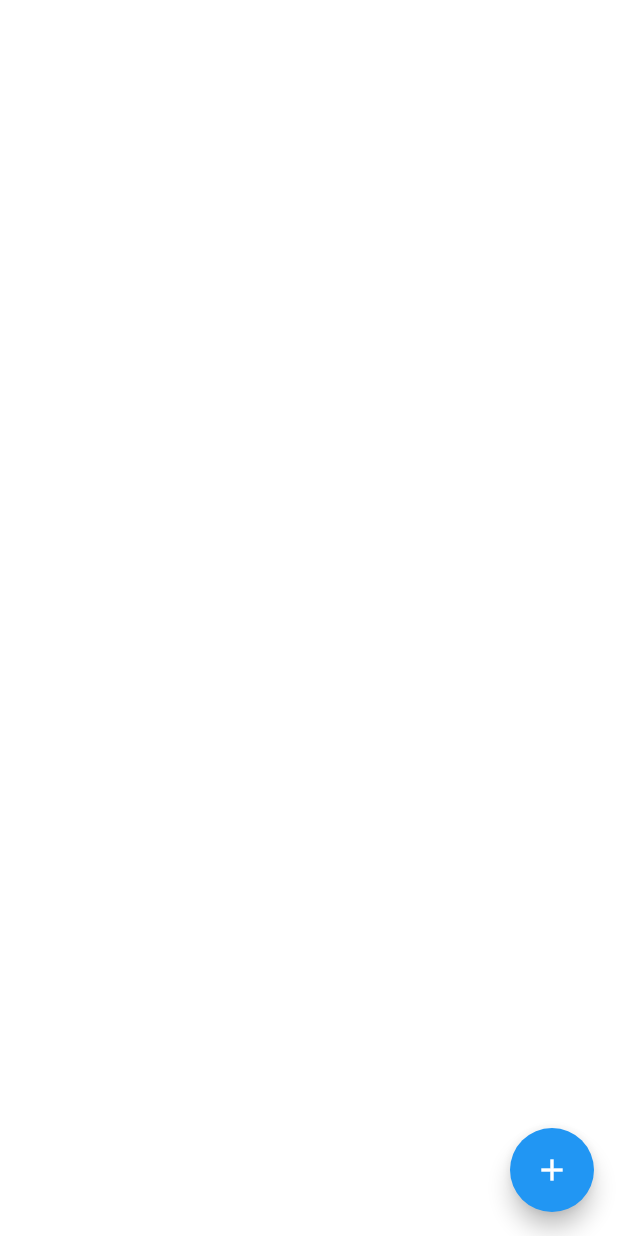
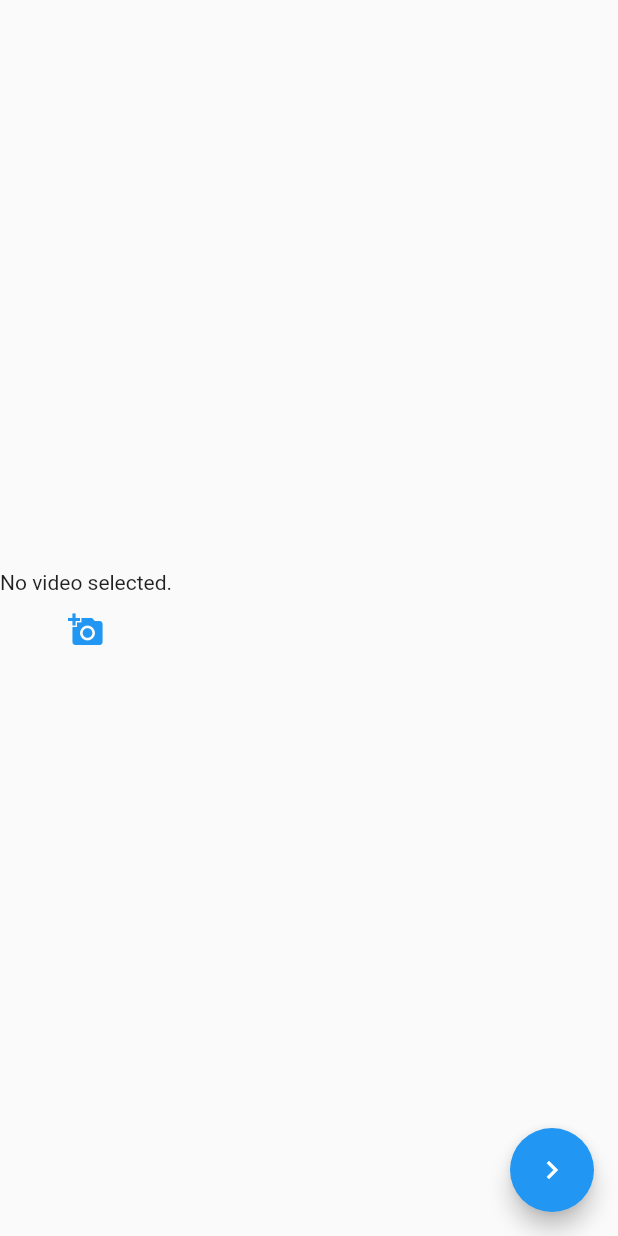
Before and after one commit to dipak-bacancy/drag, a Flutter app: the screen it shows after launch, on a phone screen of 412 x 824 dp. Run offline on Flutter 3.47's test engine with Material 2 defaults, Android fonts, the phone set to English and light mode, and no system bars; our stand-ins replace image_picker, video_player; missing offline and left inert: tapioca.

Commit message:
text in video

```diff
--- /dev/null
+++ b/lib/picker.dart
@@ -0,0 +1,57 @@
+import 'dart:io';
+
+import 'package:drag/main.dart';
+import 'package:flutter/material.dart';
+import 'package:image_picker/image_picker.dart';
+
+class Picker extends StatefulWidget {
+  @override
+  _PickerState createState() => _PickerState();
+}
+
+class _PickerState extends State<Picker> {
+  File _video;
+  final picker = ImagePicker();
+
+  Future getImage() async {
+    final pickedFile = await picker.getVideo(source: ImageSource.gallery);
+
+    setState(() {
+      if (pickedFile != null) {
+        _video = File(pickedFile.path);
+      } else {
+        print('No image selected.');
+      }
+    });
+  }
+
+  @override
+  Widget build(BuildContext context) {
+    return Scaffold(
+      body: Column(
+        crossAxisAlignment: CrossAxisAlignment.center,
+        mainAxisAlignment: MainAxisAlignment.center,
+        children: [
+          _video == null
+              ? Text('No video selected.')
+              : Text(' video selected.'),
+          TextButton(onPressed: getImage, child: Icon(Icons.add_a_photo))
+        ],
+      ),
+      floatingActionButton: FloatingActionButton(
+        onPressed: () {
+          if (_video == null) {
+            return;
+          }
+          Navigator.push(
+              context,
+              MaterialPageRoute(
+                  builder: (context) => Home(
+                        video: _video,
+                      )));
+        },
+        child: Icon(Icons.navigate_next),
+      ),
+    );
+  }
+}
```
Also changed, not shown: lib/main.dart (+47 -7 lines), lib/video.dart (added, +63 -0 lines), pubspec.yaml (+5 -9 lines), pubspec.lock, 2 other files.
